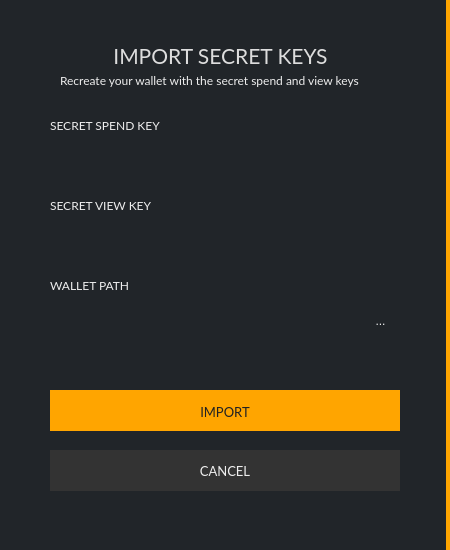
First picture: the form in src/gui/ui/importsecretkeys.ui, repository ConcealNetwork/conceal-desktop, before the edit.
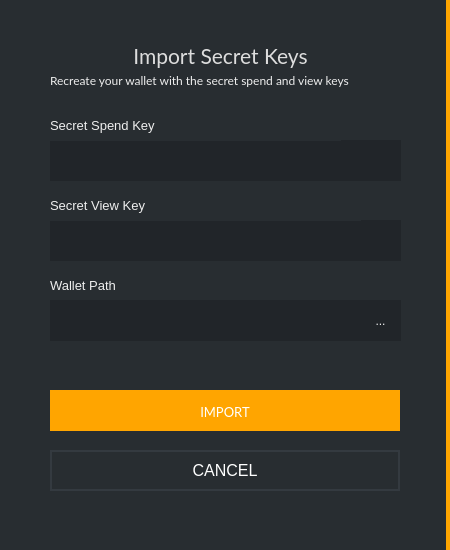
Second picture: the form after the edit.

```diff
--- a/src/gui/ui/importsecretkeys.ui
+++ b/src/gui/ui/importsecretkeys.ui
@@ -26,7 +26,7 @@
     </rect>
    </property>
    <property name="styleSheet">
-    <string notr="true">background-color: #212529; border-right: 4px solid orange;</string>
+    <string notr="true">background-color: #282d31; border-right: 4px solid orange;</string>
    </property>
    <property name="title">
     <string/>
@@ -94,22 +94,20 @@
      <rect>
       <x>50</x>
       <y>110</y>
-      <width>121</width>
+      <width>291</width>
       <height>31</height>
      </rect>
     </property>
     <property name="font">
      <font>
-      <family>Lato</family>
-      <pointsize>9</pointsize>
+      <pointsize>-1</pointsize>
      </font>
     </property>
     <property name="styleSheet">
-     <string notr="true">color: #eee;
-border-right: 0px;</string>
+     <string notr="true">color: #eee;border-right: 0px;font-size: 13px;</string>
     </property>
     <property name="text">
-     <string>SECRET SPEND KEY</string>
+     <string>Secret Spend Key</string>
     </property>
    </widget>
    <widget class="QLabel" name="label_2">
@@ -117,22 +115,20 @@
      <rect>
       <x>50</x>
       <y>270</y>
-      <width>91</width>
+      <width>321</width>
       <height>31</height>
      </rect>
     </property>
     <property name="font">
      <font>
-      <family>Lato</family>
-      <pointsize>9</pointsize>
+      <pointsize>-1</pointsize>
      </font>
     </property>
     <property name="styleSheet">
-     <string notr="true">color: #eee;
-border-right: 0px;</string>
+     <string notr="true">color: #eee;border-right: 0px;font-size: 13px;</string>
     </property>
     <property name="text">
-     <string>WALLET PATH</string>
+     <string>Wallet Path</string>
     </property>
    </widget>
    <widget class="QLabel" name="label_3">
@@ -140,22 +136,20 @@
      <rect>
       <x>50</x>
       <y>190</y>
-      <width>102</width>
+      <width>311</width>
       <height>31</height>
      </rect>
     </property>
     <property name="font">
      <font>
-      <family>Lato</family>
-      <pointsize>9</pointsize>
+      <pointsize>-1</pointsize>
      </font>
     </property>
     <property name="styleSheet">
-     <string notr="true">color: #eee;
-border-right: 0px;</string>
+     <string notr="true">color: #eee;border-right: 0px;font-size: 13px;</string>
     </property>
     <property name="text">
-     <string>SECRET VIEW KEY</string>
+     <string>Secret View Key</string>
     </property>
    </widget>
    <widget class="QLineEdit" name="m_pathEdit">
@@ -224,13 +218,11 @@
     </property>
     <property name="font">
      <font>
-      <family>Lato</family>
-      <pointsize>10</pointsize>
+      <pointsize>-1</pointsize>
      </font>
     </property>
     <property name="styleSheet">
-     <string notr="true">color: #eee; background-color: #333; 
-border-right: 0px;</string>
+     <string notr="true">color: white; border: 2px solid #343a40; font-size: 16px; background-color: #21259;</string>
     </property>
     <property name="text">
      <string>CANCEL</string>
@@ -258,7 +250,7 @@
      </font>
     </property>
     <property name="styleSheet">
-     <string notr="true">color: #222; background-color: orange; border-top: 3px solid orange;
+     <string notr="true">color: white; background-color: orange; border-top: 3px solid orange;
 border-right: 0px;</string>
     </property>
     <property name="text">
@@ -285,7 +277,7 @@
 border-right: 0px;</string>
     </property>
     <property name="text">
-     <string>IMPORT SECRET KEYS</string>
+     <string>Import Secret Keys</string>
     </property>
     <property name="alignment">
      <set>Qt::AlignCenter</set>
@@ -294,9 +286,9 @@
    <widget class="QLabel" name="label_5">
     <property name="geometry">
      <rect>
-      <x>60</x>
+      <x>50</x>
       <y>70</y>
-      <width>341</width>
+      <width>351</width>
       <height>21</height>
      </rect>
     </property>
```
Left out of the diff: 3 changed lines with no effect on the pictures.
